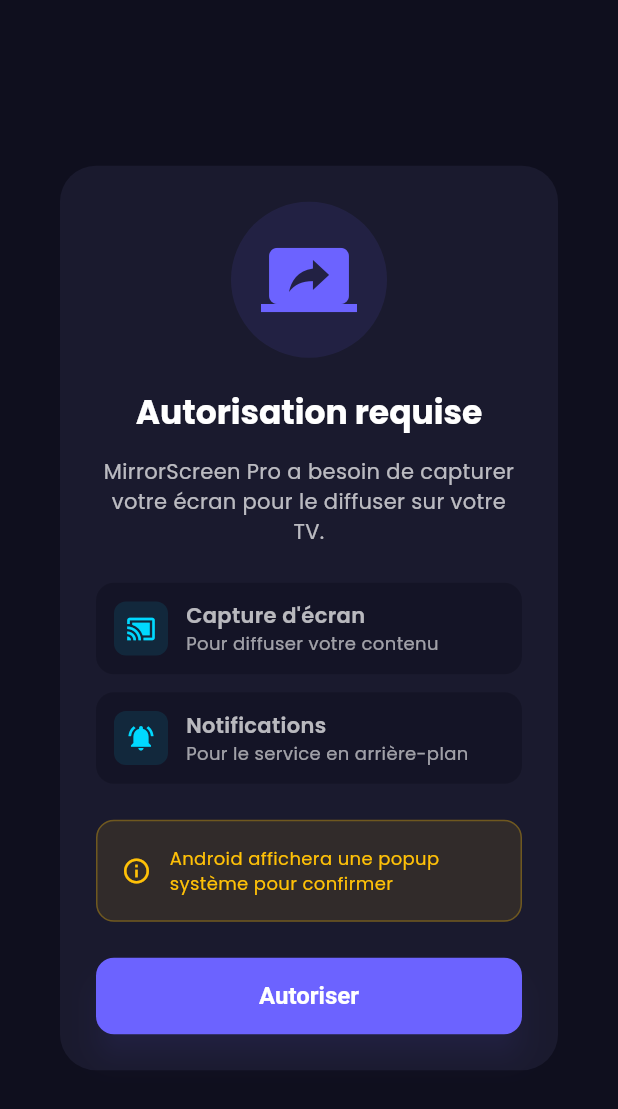
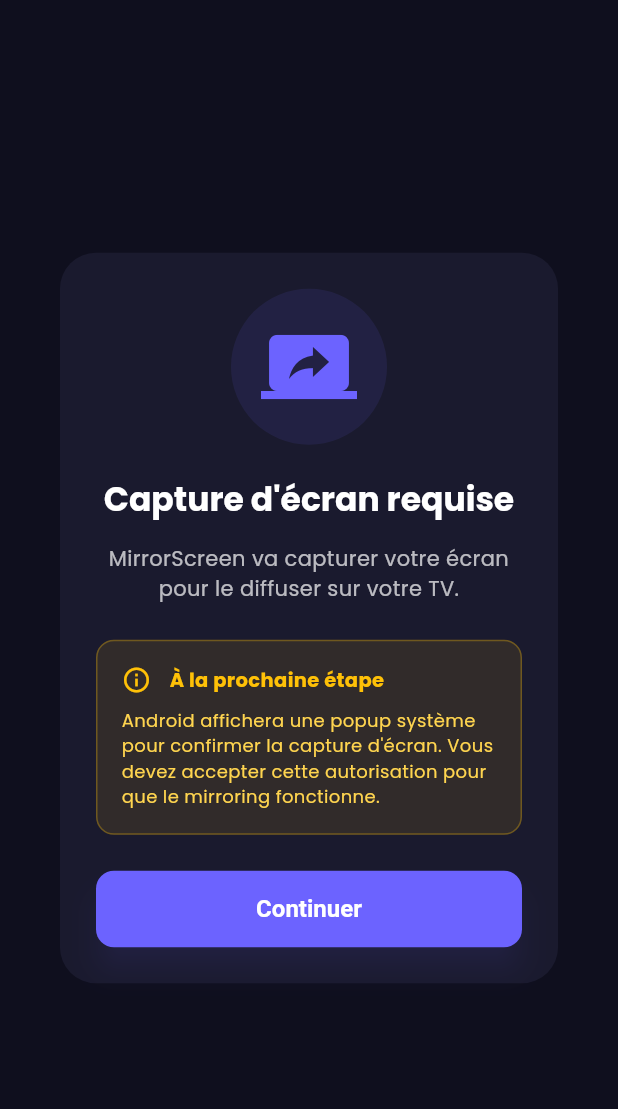
Before and after one commit to MaloBab/screenMirroring, a Flutter app: the PermissionDialog widget shown alone on an empty page, opened directly, on a phone screen of 412 x 824 dp. Shown: the top 1109 px of the screen. Run offline on Flutter 3.47's test engine with Material 3 defaults, Android fonts, the phone set to English and light mode, and no system bars; drawn by our look-alikes of flutter_animate; our stand-ins replace dartz, equatable, flutter_bloc, get_it, google_fonts, multicast_dns and 4 more; missing offline and left inert: network_info_plus; accounts and stored records are empty.

Commit message:
feat: Update permission handling and improve UI for screen capture

```diff
--- a/lib/core/services/mirroring_service.dart
+++ b/lib/core/services/mirroring_service.dart
@@ -31,7 +31,6 @@
     if (_isCapturing) return;
 
     _targetDevice = device;
-    _isCapturing = true;
     _startTime = DateTime.now();
     _frameCount = 0;
     _totalFrames = 0;
@@ -43,12 +42,22 @@
     // Calcule la résolution optimale
     final targetResolution = _calculateOptimalResolution(device);
 
-    // Démarre la permission de capture d'écran
+    try {
+      // ÉTAPE 1: Demander la permission (déclenche la popup Android)
+      print('🔐 Demande de permission MediaProjection...');
       await platform.invokeMethod('requestPermission');
+
+      // ÉTAPE 2: Attendre que l'utilisateur réponde (délai pour Android 14+)
+      await Future.delayed(const Duration(seconds: 2));
+
+      // ÉTAPE 3: Démarrer la capture
+      print('🎬 Démarrage de la capture d\'écran...');
       await platform.invokeMethod('startCapture');
 
+      _isCapturing = true;
+
+      // ÉTAPE 4: Démarrer le timer de capture
       _captureTimer = Timer.periodic(interval, (timer) async {
-
         final frameData = await _captureAndProcessFrame(
           quality: quality,
           targetWidth: targetResolution.width,
@@ -69,6 +78,13 @@
           _emitStats();
         }
       });
+
+      print('✅ Mirroring démarré avec succès');
+    } catch (e) {
+      print('❌ Erreur lors du démarrage: $e');
+      _isCapturing = false;
+      rethrow;
+    }
   }
 
   /// Capture et traite une frame
@@ -101,6 +117,7 @@
       final encoded = img.encodeJpg(optimized, quality: quality);
       return Uint8List.fromList(encoded);
     } catch (e) {
+      print('⚠️ Erreur capture frame: $e');
       return null;
     }
   }
@@ -214,12 +231,19 @@
 
   /// Arrête le mirroring
   Future<void> stopMirroring() async {
+    print('🛑 Arrêt du mirroring...');
+
     _captureTimer?.cancel();
     _captureTimer = null;
     _isCapturing = false;
     _targetDevice = null;
 
+    try {
       await platform.invokeMethod('stopCapture');
+      print('✅ Mirroring arrêté');
+    } catch (e) {
+      print('⚠️ Erreur lors de l\'arrêt: $e');
+    }
   }
 
   void dispose() {
--- a/lib/presentation/widgets/permission_dialog.dart
+++ b/lib/presentation/widgets/permission_dialog.dart
@@ -1,4 +1,3 @@
-// lib/presentation/widgets/permission_dialog.dart
 import 'package:flutter/material.dart';
 import 'package:flutter_animate/flutter_animate.dart';
 import '../../core/theme/app_theme.dart';
@@ -49,7 +48,7 @@
             const SizedBox(height: 24),
 
             Text(
-              'Autorisation requise',
+              'Capture d\'écran requise',
               style: Theme.of(context).textTheme.displayMedium?.copyWith(
                     fontSize: 22,
                   ),
@@ -59,29 +58,11 @@
             const SizedBox(height: 16),
 
             Text(
-              'MirrorScreen Pro a besoin de capturer votre écran pour le diffuser sur votre TV.',
+              'MirrorScreen va capturer votre écran pour le diffuser sur votre TV.',
               style: Theme.of(context).textTheme.bodyMedium?.copyWith(
                     color: Colors.white70,
                   ),
               textAlign: TextAlign.center,
-            ),
-
-            const SizedBox(height: 24),
-
-            _buildPermissionItem(
-              context,
-              icon: Icons.cast_connected,
-              title: 'Capture d\'écran',
-              description: 'Pour diffuser votre contenu',
-            ),
-
-            const SizedBox(height: 12),
-
-            _buildPermissionItem(
-              context,
-              icon: Icons.notifications_active,
-              title: 'Notifications',
-              description: 'Pour le service en arrière-plan',
             ),
 
             const SizedBox(height: 24),
@@ -95,7 +76,9 @@
                   color: Colors.amber.withOpacity(0.3),
                 ),
               ),
-              child: Row(
+              child: Column(
+                children: [
+                  Row(
                     children: [
                       const Icon(
                         Icons.info_outline,
@@ -105,12 +88,24 @@
                       const SizedBox(width: 12),
                       Expanded(
                         child: Text(
-                      'Android affichera une popup système pour confirmer',
+                          'À la prochaine étape',
+                          style: Theme.of(context).textTheme.bodyMedium?.copyWith(
+                                fontSize: 13,
+                                color: Colors.amber,
+                                fontWeight: FontWeight.bold,
+                              ),
+                        ),
+                      ),
+                    ],
+                  ),
+                  const SizedBox(height: 8),
+                  Text(
+                    'Android affichera une popup système pour confirmer la capture d\'écran. Vous devez accepter cette autorisation pour que le mirroring fonctionne.',
                     style: Theme.of(context).textTheme.bodyMedium?.copyWith(
                           fontSize: 12,
-                            color: Colors.amber,
+                          color: Colors.amber.shade300,
                         ),
-                    ),
+                    textAlign: TextAlign.left,
                   ),
                 ],
               ),
@@ -131,7 +126,7 @@
                         ),
                         side: const BorderSide(color: Colors.white24),
                       ),
-                      child: const Text('Plus tard'),
+                      child: const Text('Annuler'),
                     ),
                   ),
                 if (!isRequired) const SizedBox(width: 12),
@@ -145,7 +140,7 @@
                         borderRadius: BorderRadius.circular(12),
                       ),
                     ),
-                    child: const Text('Autoriser'),
+                    child: const Text('Continuer'),
                   ),
                 ),
               ],
@@ -155,56 +150,4 @@
       ),
     );
   }
-
-  Widget _buildPermissionItem(
-    BuildContext context, {
-    required IconData icon,
-    required String title,
-    required String description,
-  }) {
-    return Container(
-      padding: const EdgeInsets.all(12),
-      decoration: BoxDecoration(
-        color: AppTheme.backgroundColor.withOpacity(0.5),
-        borderRadius: BorderRadius.circular(12),
-      ),
-      child: Row(
-        children: [
-          Container(
-            padding: const EdgeInsets.all(8),
-            decoration: BoxDecoration(
-              color: AppTheme.secondaryColor.withOpacity(0.1),
-              borderRadius: BorderRadius.circular(8),
-            ),
-            child: Icon(
-              icon,
-              color: AppTheme.secondaryColor,
-              size: 20,
-            ),
-          ),
-          const SizedBox(width: 12),
-          Expanded(
-            child: Column(
-              crossAxisAlignment: CrossAxisAlignment.start,
-              children: [
-                Text(
-                  title,
-                  style: Theme.of(context).textTheme.bodyMedium?.copyWith(
-                        fontWeight: FontWeight.w600,
-                      ),
-                ),
-                Text(
-                  description,
-                  style: Theme.of(context).textTheme.bodyMedium?.copyWith(
-                        fontSize: 12,
-                        color: Colors.white60,
-                      ),
-                ),
-              ],
-            ),
-          ),
-        ],
-      ),
-    );
 }
-}
```
Also changed, not shown: lib/core/services/permission_service.dart (+109 -3 lines), lib/presentation/widgets/control_panel.dart (+39 -155 lines), 2 other files. Lines whose indentation alone changed are shown as unchanged.
